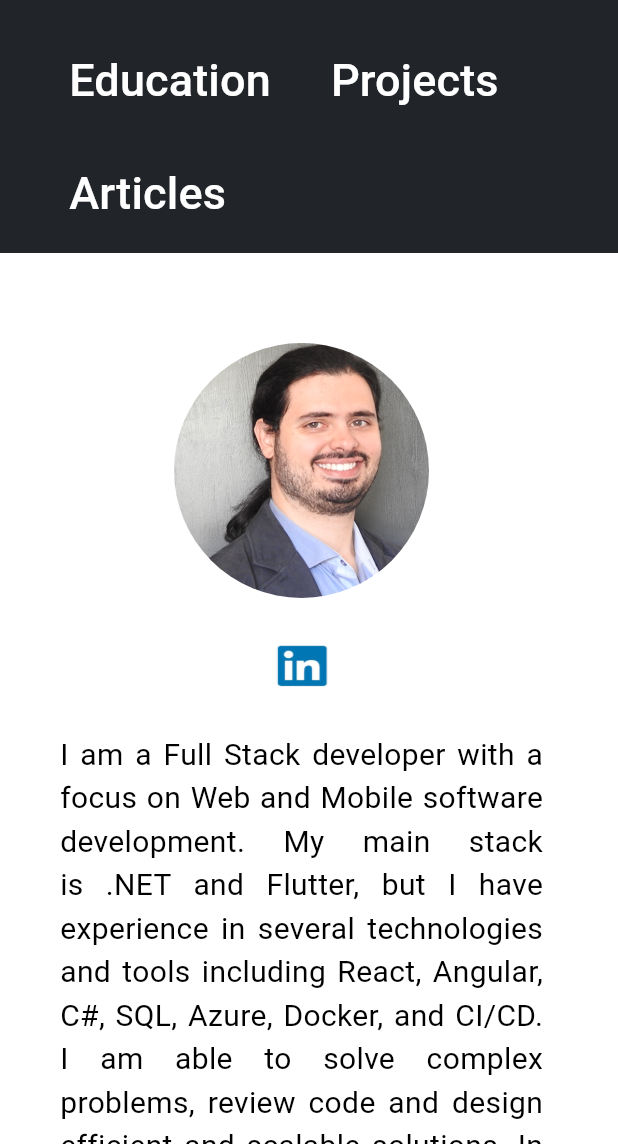
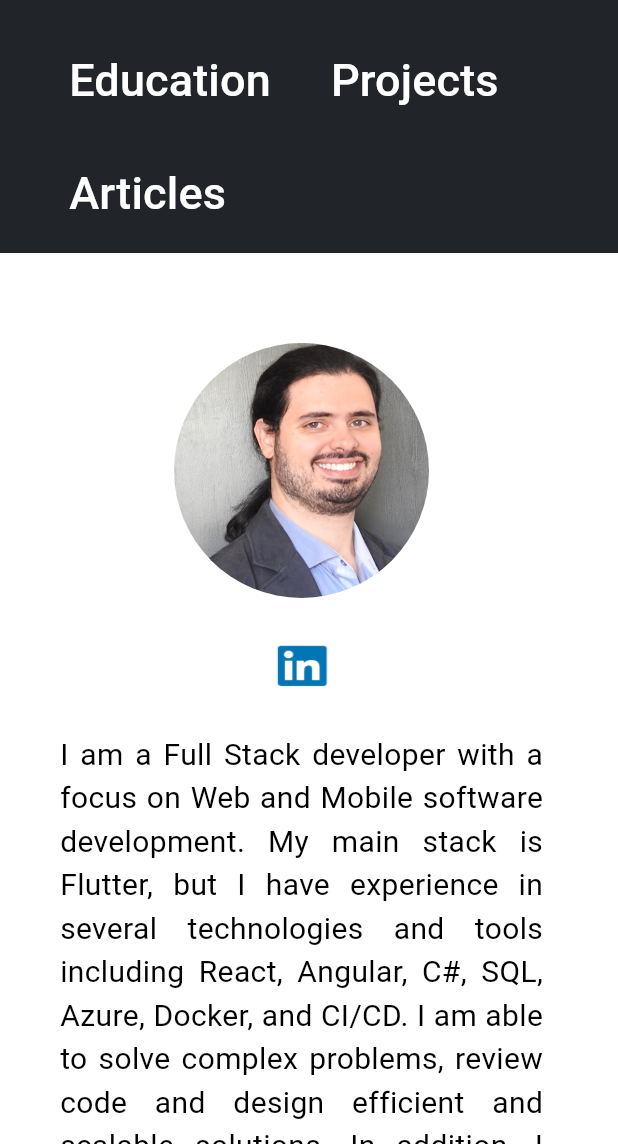
Before and after one commit to Azurba2/siteFlutter, a Flutter app: the screen it shows after launch, on a phone screen of 412 x 824 dp, the part 92-1236 px from its top. Run offline on Flutter 3.47's test engine with Material 3 defaults, Android fonts, the phone set to English and light mode, and no system bars; our stand-ins replace flutter_svg, timeline_tile.

Commit message:
remove .net from main stack

```diff
--- a/joaoSiteFlutter/lib/About/about_me.dart
+++ b/joaoSiteFlutter/lib/About/about_me.dart
@@ -170,7 +170,7 @@ class _AboutMeState extends State<AboutMe> {
                           children: [
                             Flexible(
                               child: Text(
-                                "I am a Full Stack developer with a focus on Web and Mobile software development. My main stack is .NET and Flutter, but I have experience in several technologies and tools including React, Angular, C#, SQL, Azure, Docker, and CI/CD. I am able to solve complex problems, review code and design efficient and scalable solutions. In addition, I focus on SOLID and TDD principles to ensure that the code is maintainable and of high quality.",
+                                "I am a Full Stack developer with a focus on Web and Mobile software development. My main stack is Flutter, but I have experience in several technologies and tools including React, Angular, C#, SQL, Azure, Docker, and CI/CD. I am able to solve complex problems, review code and design efficient and scalable solutions. In addition, I focus on SOLID and TDD principles to ensure that the code is maintainable and of high quality.",
                                 style: TextStyle(fontSize: 30),
                                 textAlign: TextAlign.justify,
                               ),
@@ -367,7 +367,7 @@ class _AboutMeState extends State<AboutMe> {
                     children: [
                       Flexible(
                         child: Text(
-                          "I am a Full Stack developer with a focus on Web and Mobile software development. My main stack is .NET and Flutter, but I have experience in several technologies and tools including React, Angular, C#, SQL, Azure, Docker, and CI/CD. I am able to solve complex problems, review code and design efficient and scalable solutions. In addition, I focus on SOLID and TDD principles to ensure that the code is maintainable and of high quality.",
+                          "I am a Full Stack developer with a focus on Web and Mobile software development. My main stack is Flutter, but I have experience in several technologies and tools including React, Angular, C#, SQL, Azure, Docker, and CI/CD. I am able to solve complex problems, review code and design efficient and scalable solutions. In addition, I focus on SOLID and TDD principles to ensure that the code is maintainable and of high quality.",
                           style: AppTextStyles.normalMobileBlack,
                           textAlign: TextAlign.justify,
                         ),
```
